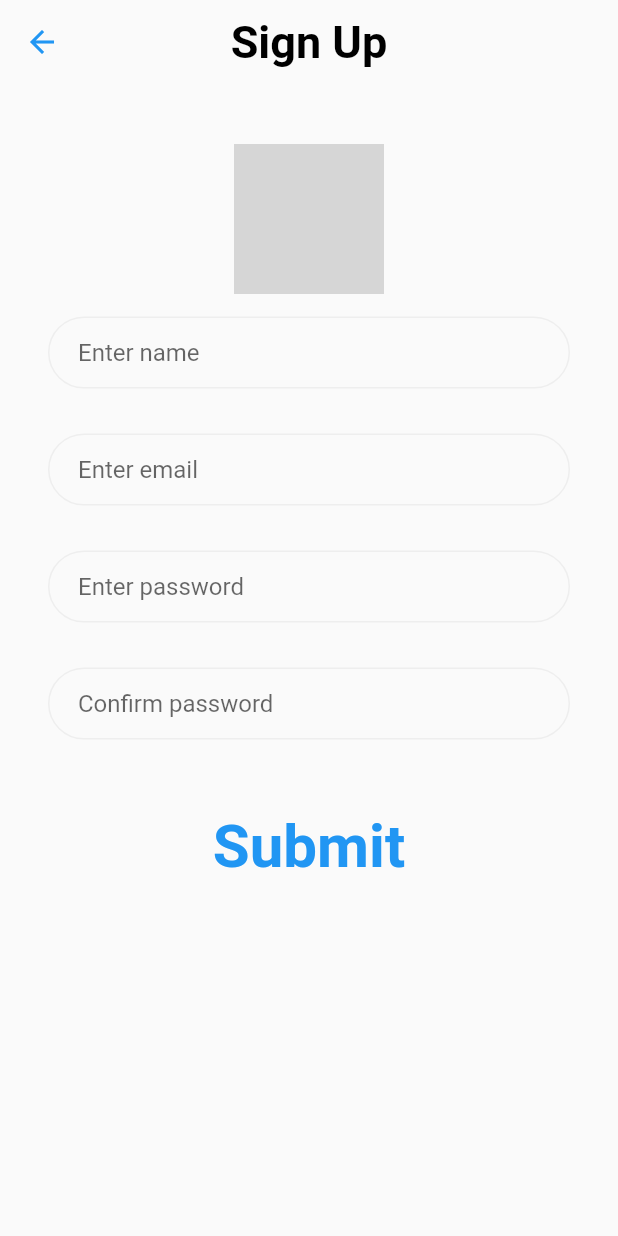
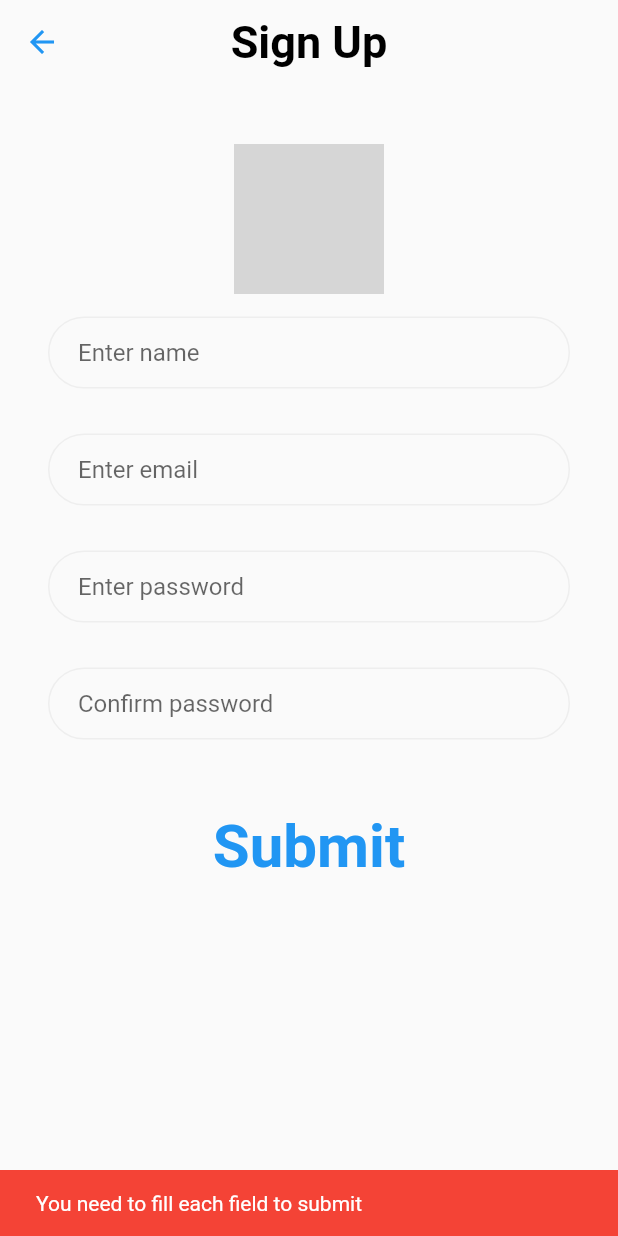
Before and after one commit to Mxn-ptr/holbertonschool-twitter_clone, a Flutter app: the SignUp screen opened directly, after a tap on "Submit", on a phone screen of 412 x 824 dp. Run offline on Flutter 3.47's test engine with Material 2 defaults, Android fonts, the phone set to English and light mode, and no system bars; our stand-ins replace cloud_firestore, firebase_auth, firebase_core; accounts and stored records are empty; network calls fail; Roboto replaces fonts that are missing (Raleway); grey boxes are pictures that could not be loaded.

Commit message:
Add project

```diff
--- /dev/null
+++ b/twitter/lib/models/user.dart
@@ -0,0 +1,52 @@
+class User {
+  String? key;
+  String? userID;
+  String? email;
+  String? userName;
+  String? displayName;
+  String? imageUrl;
+  int followers = 0;
+  int following = 0;
+  List<String>? followersList = [];
+  List<String>? followingList = [];
+
+  User({
+    required this.key,
+    this.userID,
+    required this.email,
+    this.userName,
+    this.displayName,
+    this.imageUrl,
+    this.followers = 0,
+    this.following = 0,
+    this.followersList,
+    this.followingList
+  });
+
+  User.fromJson(Map<String, dynamic> map)
+      : key = map['key'],
+        userID = map['userID'],
+        email = map['email'],
+        userName = map['userName'],
+        displayName = map['displayName'],
+        imageUrl = map['imageUrl'],
+        followers = map['followers'],
+        following = map['following'],
+        followersList = List<String>.from(map['followersList']),
+        followingList = List<String>.from(map['followingList']);
+
+  Map<String, dynamic> toJson() {
+    return {
+      'key': key,
+      'userID': userID,
+      'email': email,
+      'userName': userName,
+      'displayName': displayName,
+      'imageUrl': imageUrl,
+      'followers': followers,
+      'following': following,
+      'followersList': followersList,
+      'followingList': followingList,
+    };
+  }
+}
--- /dev/null
+++ b/twitter/lib/providers/auth_state.dart
@@ -0,0 +1,72 @@
+import 'package:flutter/material.dart';
+import 'package:firebase_auth/firebase_auth.dart' as firebase_auth;
+import 'package:cloud_firestore/cloud_firestore.dart';
+import '../models/user.dart';
+
+enum Errors {none, matchError, weakError, existsError, error, wrongError, noUserError}
+
+class Auth extends ChangeNotifier {
+  final firebase_auth.FirebaseAuth auth = firebase_auth.FirebaseAuth.instance;
+  final CollectionReference<User> usersRef = FirebaseFirestore.instance.collection('users').withConverter<User>(
+    fromFirestore: (snapshot, _) {
+      return User.fromJson(
+        snapshot.data() ?? {},
+      );
+    },
+    toFirestore: (user, _) => user.toJson(),
+  );
+
+  attemptSignUp(email, name, password, passwordConfirmation) async {
+    if (password != passwordConfirmation) {
+      return Errors.matchError;
+    }
+    try {
+      final credentials = await auth.createUserWithEmailAndPassword(email: email, password: password);
+      User newUser = User(key: credentials.user!.uid, email: email, displayName: name);
+      await usersRef.doc(credentials.user!.uid).set(newUser);
+      return Errors.none;
+    } on FirebaseException catch (e) {
+      if (e.code == 'weak-password') {
+        return Errors.weakError;
+      } else if (e.code == 'email-already-in-use') {
+        return Errors.existsError;
+      }
+    } catch (e) {
+      return Errors.error;
+    }
+  }
+
+  attemptLogin(email, password) async {
+    try {
+      await auth.signInWithEmailAndPassword(email: email, password: password);
+      return Errors.none;
+    } on FirebaseException catch (e) {
+      if (e.code == 'user-not-found') {
+        return Errors.noUserError;
+      } else if (e.code == 'wrong-password') {
+        return Errors.wrongError;
+      }
+    } catch (e) {
+      return Errors.error;
+    }
+  }
+
+  logout() async {
+    await auth.signOut();
+    notifyListeners();
+  }
+
+  checkAuth() {
+    if (auth.currentUser != null) {
+      return true;
+    }
+    return false;
+  }
+
+  getCurrentUserModel() async {
+    final currentUser = auth.currentUser;
+    print(currentUser?.uid);
+    final user = await usersRef.doc().get();
+    print(user.data());
+  }
+}
--- a/twitter/lib/screens/singup_screen.dart
+++ b/twitter/lib/screens/singup_screen.dart
@@ -1,6 +1,8 @@
 import 'package:flutter/material.dart';
+import 'package:twitter/screens/signin_screen.dart';
 import 'package:twitter/widgets/entry_field.dart';
 import 'package:twitter/widgets/flat_button.dart';
+import 'package:twitter/providers/auth_state.dart';
 
 class SignUp extends StatefulWidget {
   const SignUp({super.key});
@@ -38,6 +40,7 @@ class _SignUpState extends State<SignUp> {
 
   @override
   Widget build(BuildContext context) {
+    final Auth auth = Auth();
     return Scaffold(
       appBar: AppBar(
         iconTheme: const IconThemeData(color: Colors.blue),
@@ -68,7 +71,44 @@ class _SignUpState extends State<SignUp> {
                 CustomEntryField(hint: 'Confirm password', controller: _confirmController, isPassword: true),
                 Padding(
                   padding: const EdgeInsets.symmetric(vertical: 30),
-                  child: CustomFlatButton(label: 'Submit', onPressed: () => {}, fontSize: 40, fontWeight: FontWeight.bold),
+                  child: CustomFlatButton(
+                    label: 'Submit',
+                    onPressed: () async {
+                      final res = await auth.attemptSignUp(
+                        _emailController.text,
+                        _nameController.text,
+                        _passwordController.text,
+                        _confirmController.text
+                      );
+                      if (res == Errors.none) {
+                        Navigator.push(
+                          context,
+                          MaterialPageRoute(builder: (context) => const SignIn())
+                        );
+                        ScaffoldMessenger.of(context).showSnackBar(
+                          const SnackBar(content: Text("Account Created!"))
+                        );
+                      } else {
+                        String errorMessage = "";
+                        if (res == Errors.weakError) {
+                          errorMessage = "The password provided is too weak.";
+                        } else if (res == Errors.matchError) {
+                          errorMessage = "Passwords doesn't match";
+                        } else if (res == Errors.existsError) {
+                          errorMessage = "An account already exists with that email.";
+                        } else if (res == Errors.error) {
+                          errorMessage = "Failed to create account! Please try later";
+                        } else {
+                          errorMessage = "You need to fill each field to submit";
+                        }
+                        ScaffoldMessenger.of(context).showSnackBar(
+                          SnackBar(content: Text(errorMessage), backgroundColor: Colors.red,)
+                        );
+                      }
+                    },
+                    fontSize: 40,
+                    fontWeight: FontWeight.bold
+                  ),
                 ),
               ],
             ),
--- a/twitter/pubspec.yaml
+++ b/twitter/pubspec.yaml
@@ -35,6 +35,9 @@ dependencies:
   # The following adds the Cupertino Icons font to your application.
   # Use with the CupertinoIcons class for iOS style icons.
   cupertino_icons: ^1.0.2
+  firebase_auth: ^4.7.2
+  cloud_firestore: ^4.8.4
+  firebase_core: ^2.15.0
 
 dev_dependencies:
   flutter_test:
```
Also changed, not shown: twitter/lib/main.dart (+9 -2 lines), twitter/lib/screens/home_screen.dart (+14 -0 lines), twitter/lib/screens/signin_screen.dart (+27 -1 lines), twitter/lib/widgets/side_bar_menu.dart (+15 -8 lines), twitter/lib/firebase_options.dart (added), twitter/pubspec.lock, 10 other files.
